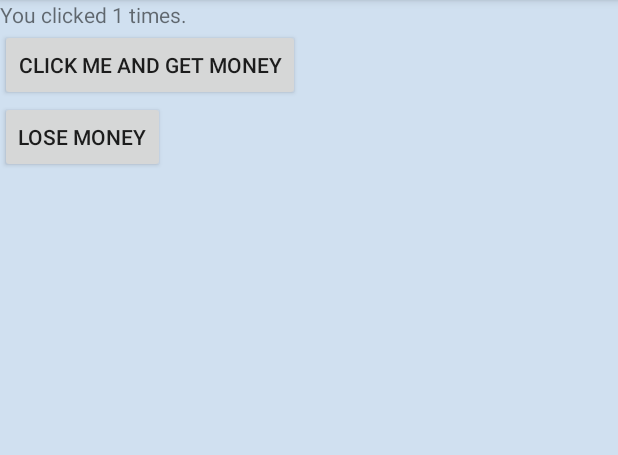
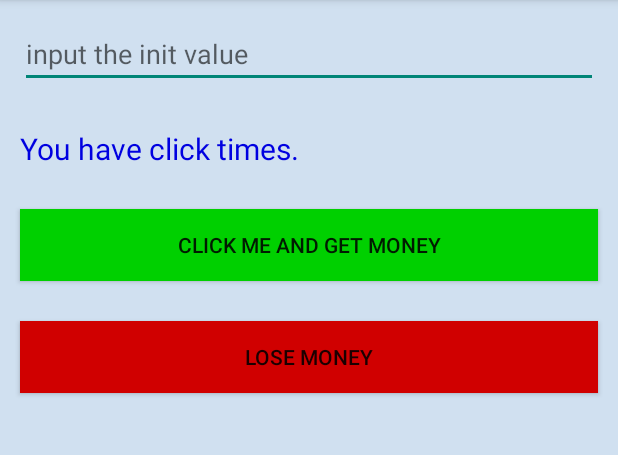
Before and after one commit to huangbop/takeout, an Android app: the screen it shows after launch (MainActivity), after a tap on "CLICK ME AND GET MONEY", on a phone screen of 412 x 824 dp, the part 84-539 px from its top. Run offline under Robolectric (Android 15) with nearby library versions, the phone set to English and light mode, and no system bars; 1 statement that could not run was skipped.

Commit message:
Refer initial value

```diff
--- a/app/src/main/java/com/huangbop/takeout/MainActivity.java
+++ b/app/src/main/java/com/huangbop/takeout/MainActivity.java
@@ -6,6 +6,7 @@ import android.view.Menu;
 import android.view.MenuItem;
 import android.view.View;
 import android.widget.Button;
+import android.widget.EditText;
 import android.widget.TextView;
 import android.widget.Toast;
 
@@ -14,6 +15,7 @@ public class MainActivity extends ActionBarActivity {
   private Button btnGetMoney;
   private TextView tvGetMoney;
   private Button btnLoseMoney;
+  private EditText etInit;
   private int money = 0;
 
   @Override
@@ -25,12 +27,19 @@ public class MainActivity extends ActionBarActivity {
     tvGetMoney = (TextView)findViewById(R.id.tvGetMoney);
     btnGetMoney = (Button)findViewById(R.id.btnGetMoney);
     btnLoseMoney = (Button)findViewById(R.id.btnLoseMoney);
+    etInit = (EditText)findViewById(R.id.etInit);
 
     btnGetMoney.setOnClickListener(new View.OnClickListener() {
       @Override
       public void onClick(View view) {
-        money++;
-        tvGetMoney.setText("You clicked " + money + " times.");
+        String strInit = etInit.getText().toString().trim();
+        int iInit = Integer.parseInt(strInit);
+        if (money == iInit) {
+          Toast.makeText(MainActivity.this, "you have archive the goal", Toast.LENGTH_SHORT).show();
+        } else {
+          money++;
+          tvGetMoney.setText("You clicked " + money + " times.");
+        }
       }
     });
 
--- a/app/src/main/res/layout/activity_main.xml
+++ b/app/src/main/res/layout/activity_main.xml
@@ -5,22 +5,40 @@
           android:orientation="vertical"
           tools:context=".MainActivity">
 
-  <TextView android:text="You have click times." android:layout_width="wrap_content"
+  <EditText
+      android:layout_width="fill_parent"
       android:layout_height="wrap_content"
+      android:layout_margin="20px"
+      android:id="@+id/etInit"
+      android:hint="input the init value"
+      />
+
+
+  <TextView android:text="You have click times."
+      android:layout_width="fill_parent"
+      android:layout_height="wrap_content"
+      android:layout_margin="20px"
+      android:textColor="#0000e0"
+      android:textSize="20dp"
+      android:layout_gravity="center_horizontal"
       android:id="@+id/tvGetMoney"/>
 
   <Button
-      android:layout_width="wrap_content"
+      android:layout_width="fill_parent"
       android:layout_height="wrap_content"
+      android:layout_margin="20px"
       android:text="click me and get money"
       android:id="@+id/btnGetMoney"
+      android:background="#00d000"
       />
 
   <Button
-      android:layout_width="wrap_content"
+      android:layout_width="fill_parent"
       android:layout_height="wrap_content"
+      android:layout_margin="20px"
       android:text="lose money"
       android:id="@+id/btnLoseMoney"
+      android:background="#d00000"
       />
 
 </LinearLayout>
```
Lines whose indentation alone changed are shown as unchanged.
